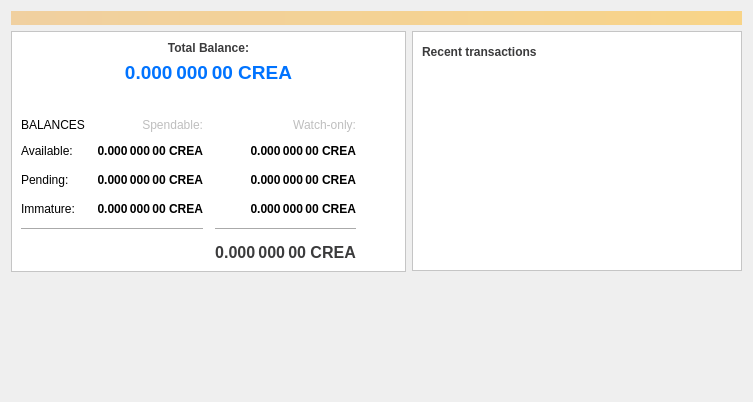
Qt form src/qt/forms/overviewpage.ui (creativechain/creativechain-core) before a commit.
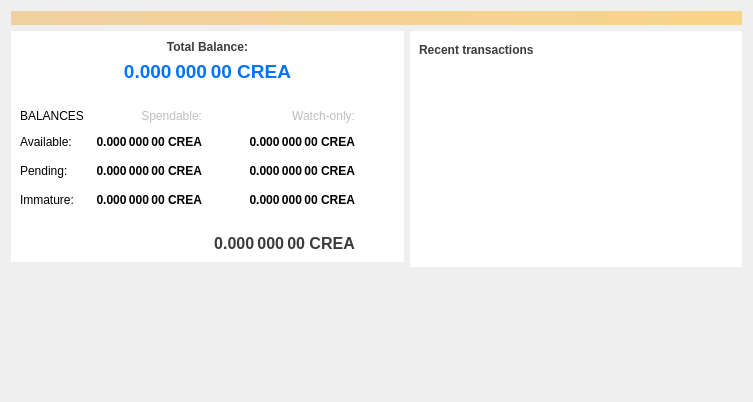
The same form after that commit. Icons and pictures are not drawn.

Diff of the .ui file:
```diff
--- a/src/qt/forms/overviewpage.ui
+++ b/src/qt/forms/overviewpage.ui
@@ -43,7 +43,8 @@
        <item>
         <widget class="QFrame" name="frame">
          <property name="styleSheet">
-          <string notr="true">background-color: rgb(255, 255, 255);</string>
+          <string notr="true">background-color: rgb(255, 255, 255);
+border:none;</string>
          </property>
          <property name="frameShape">
           <enum>QFrame::StyledPanel</enum>
@@ -476,7 +477,8 @@
        <item>
         <widget class="QFrame" name="frame_2">
          <property name="styleSheet">
-          <string notr="true">background-color: rgb(255, 255, 255);</string>
+          <string notr="true">background-color: rgb(255, 255, 255);
+border: none;</string>
          </property>
          <property name="frameShape">
           <enum>QFrame::StyledPanel</enum>
```
